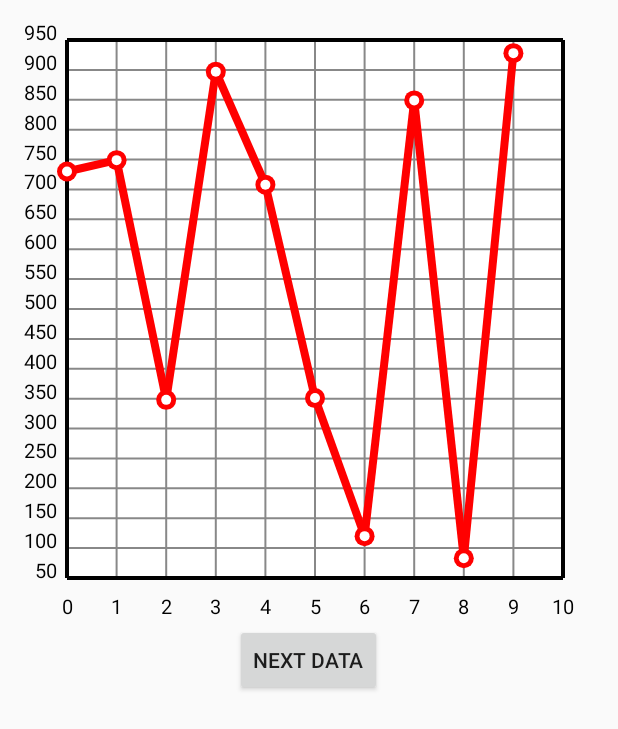
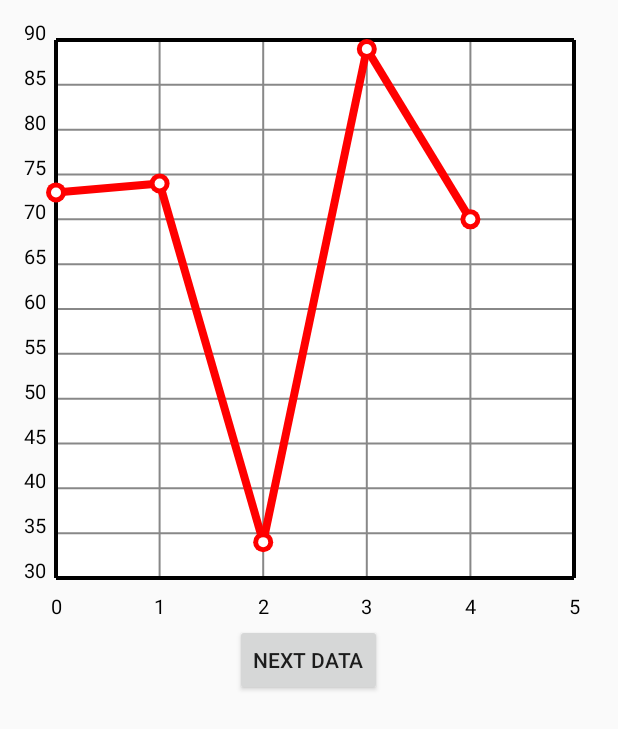
Before and after one commit to hogelog/line-chart-view, an Android app: the LineChartActivity screen opened directly, with no data from a screen before it, after a tap on "NEXT DATA", on a phone screen of 412 x 824 dp. Shown: the top 729 px of the screen. Run offline under Robolectric (Android 15) with nearby library versions, the phone set to English and light mode, and no system bars.

Commit message:
Support android 2.3

```diff
--- a/line-chart-view-demo/src/main/java/org/hogel/android/linechartviewdemo/LineChartActivity.java
+++ b/line-chart-view-demo/src/main/java/org/hogel/android/linechartviewdemo/LineChartActivity.java
@@ -9,7 +9,7 @@ import java.util.ArrayList;
 import java.util.List;
 
 public class LineChartActivity extends Activity {
-    private static final double MAX_Y = 1000;
+    private static final double MAX_Y = 100;
     private LineChartView chartView;
 
     @Override
@@ -31,7 +31,7 @@ public class LineChartActivity extends Activity {
 
     private void nextChartData() {
         List<LineChartView.Point> points = new ArrayList<>();
-        for (int i = 0; i < 10; i++) {
+        for (int i = 0; i < 5; i++) {
             int y = (int) (Math.random() * MAX_Y);
             points.add(new LineChartView.Point(i, y));
         }
--- a/line-chart-view/src/main/java/org/hogel/android/linechartview/LineChartView.java
+++ b/line-chart-view/src/main/java/org/hogel/android/linechartview/LineChartView.java
@@ -156,13 +156,13 @@ public class LineChartView extends View {
                 long maxY = getMaxY();
                 long yrange = maxY - minY;
 
-                int canvasHeight = canvas.getHeight();
+                float height = getHeight();
 
                 float left = getYLabelWidth();
                 List<Long> yLabels = getYLabels();
                 for (long y : yLabels) {
                     String label = formatYLabel(y);
-                    float yCoordinate = getYCoordinate(canvasHeight, y, minY, yrange);
+                    float yCoordinate = getYCoordinate(height, y, minY, yrange);
                     canvas.drawText(label, left, yCoordinate, labelPaint);
                 }
             }
@@ -216,17 +216,17 @@ public class LineChartView extends View {
                 long maxX = getMaxX();
                 long xrange = maxX - minX;
 
-                int canvasWidth = canvas.getWidth();
-                int canvasHeight = canvas.getHeight();
+                float width = getWidth();
+                float height = getHeight();
 
                 Rect textBounds = new Rect();
                 List<Long> xLabels = getXLabels();
                 for (long x : xLabels) {
                     String label = formatXLabel(x);
                     labelPaint.getTextBounds(label, 0, label.length(), textBounds);
-                    float xCoordinate = getXCoordinate(canvasWidth, x, minX, xrange);
-                    float height = canvasHeight - lineChartStyle.getXLabelMargin();
-                    canvas.drawText(label, xCoordinate, height, labelPaint);
+                    float xCoordinate = getXCoordinate(width, x, minX, xrange);
+                    float labelHeight = height - lineChartStyle.getXLabelMargin();
+                    canvas.drawText(label, xCoordinate, labelHeight, labelPaint);
                 }
             }
         };
@@ -280,8 +280,8 @@ public class LineChartView extends View {
                 long maxY = getMaxY();
                 long yrange = maxY - minY;
 
-                int width = canvas.getWidth();
-                int height = canvas.getHeight();
+                float width = getWidth();
+                float height = getHeight();
                 float left = getChartLeftMargin();
                 float top = getChartTopMargin();
                 float right = width - getChartRightMargin();
@@ -411,22 +411,22 @@ public class LineChartView extends View {
         return absMaxX;
     }
 
-    protected float getXCoordinate(int canvasWidth, Point point, long minX, long xrange) {
-        return getXCoordinate(canvasWidth, point.getX(), minX, xrange);
+    protected float getXCoordinate(float width, Point point, long minX, long xrange) {
+        return getXCoordinate(width, point.getX(), minX, xrange);
     }
 
-    protected float getXCoordinate(int canvasWidth, long x, long minX, long xrange) {
-        return getXCoordinate(canvasWidth, x, minX, xrange, true);
+    protected float getXCoordinate(float width, long x, long minX, long xrange) {
+        return getXCoordinate(width, x, minX, xrange, true);
     }
 
-    protected float getXCoordinate(int canvasWidth, long x, long minX, long xrange, boolean inChartArea) {
+    protected float getXCoordinate(float width, long x, long minX, long xrange, boolean inChartArea) {
         if (inChartArea) {
             float left = getChartLeftMargin();
             float right = getChartRightMargin();
             float margin = left + right;
-            return (canvasWidth - margin) * (x - minX) * 1.0f / (xrange) + left;
+            return (width - margin) * (x - minX) * 1.0f / (xrange) + left;
         } else {
-            return canvasWidth * (x - minX) * 1.0f / xrange;
+            return width * (x - minX) * 1.0f / xrange;
         }
     }
 
@@ -516,22 +516,22 @@ public class LineChartView extends View {
         return unit >= 10 ? unit / 2 : unit;
     }
 
-    protected float getYCoordinate(int canvasHeight, Point point, long minY, long yrange) {
-        return getYCoordinate(canvasHeight, point.getY(), minY, yrange);
+    protected float getYCoordinate(float height, Point point, long minY, long yrange) {
+        return getYCoordinate(height, point.getY(), minY, yrange);
     }
 
-    protected float getYCoordinate(int canvasHeight, long y, long minY, long yrange) {
-        return getYCoordinate(canvasHeight, y, minY, yrange, true);
+    protected float getYCoordinate(float height, long y, long minY, long yrange) {
+        return getYCoordinate(height, y, minY, yrange, true);
     }
 
-    protected float getYCoordinate(int canvasHeight, long y, long minY, long yrange, boolean inChartArea) {
+    protected float getYCoordinate(float height, long y, long minY, long yrange, boolean inChartArea) {
         if (inChartArea) {
             float top = getChartTopMargin();
             float bottom = getChartBottomMargin();
             float margin = top + bottom;
-            return (canvasHeight - margin) * (1.0f - (y - minY) * 1.0f / (yrange)) + top;
+            return (height - margin) * (1.0f - (y - minY) * 1.0f / (yrange)) + top;
         } else {
-            return canvasHeight * (1.0f - (y - minY) * 1.0f / yrange);
+            return height * (1.0f - (y - minY) * 1.0f / yrange);
         }
     }
 
@@ -539,11 +539,11 @@ public class LineChartView extends View {
         long maxX = getMaxX();
         long xGridUnit = getXGridUnit();
 
-        int canvasWidth = canvas.getWidth();
-        int canvasHeight = canvas.getHeight();
+        float width = getWidth();
+        float height = getHeight();
 
         float top = getChartTopMargin();
-        float bottom = canvasHeight - getChartBottomMargin();
+        float bottom = height - getChartBottomMargin();
 
         paint.setColor(lineChartStyle.getGridColor());
         paint.setStrokeWidth(lineChartStyle.getGridWidth());
@@ -551,7 +551,7 @@ public class LineChartView extends View {
         long x = calcMinGridValue(minX, xGridUnit);
 
         while (x <= maxX) {
-            float xCoordinate = getXCoordinate(canvasWidth, x, minX, xrange);
+            float xCoordinate = getXCoordinate(width, x, minX, xrange);
             canvas.drawLine(xCoordinate, bottom, xCoordinate, top, paint);
             x += xGridUnit;
         }
@@ -561,18 +561,18 @@ public class LineChartView extends View {
         long yGridUnit = getYGridUnit();
         long maxY = getMaxY();
 
-        int canvasWidth = canvas.getWidth();
-        int canvasHeight = canvas.getHeight();
+        float width = getWidth();
+        float height = getHeight();
 
         float left = getChartLeftMargin();
-        float right = canvasWidth - getChartRightMargin();
+        float right = width - getChartRightMargin();
 
         paint.setColor(lineChartStyle.getGridColor());
         paint.setStrokeWidth(lineChartStyle.getGridWidth());
 
         long y = calcMinGridValue(minY, yGridUnit);
         while (y <= maxY) {
-            float yCoordinate = getYCoordinate(canvasHeight, y, minY, yrange);
+            float yCoordinate = getYCoordinate(height, y, minY, yrange);
             canvas.drawLine(left, yCoordinate, right, yCoordinate, paint);
             y += yGridUnit;
         }
@@ -582,14 +582,14 @@ public class LineChartView extends View {
         Point prevPoint = null;
         float px = 0.0f, py = 0.0f;
 
-        int canvasWidth = canvas.getWidth();
-        int canvasHeight = canvas.getHeight();
+        float width = getWidth();
+        float height = getHeight();
 
         paint.setColor(lineChartStyle.getLineColor());
         paint.setStrokeWidth(lineChartStyle.getLineWidth());
         for (Point point : points) {
-            float x = getXCoordinate(canvasWidth, point, minX, xrange);
-            float y = getYCoordinate(canvasHeight, point, minY, yrange);
+            float x = getXCoordinate(width, point, minX, xrange);
+            float y = getYCoordinate(height, point, minY, yrange);
             if (prevPoint != null) {
                 canvas.drawLine(px, py, x, y, paint);
             }
@@ -600,12 +600,12 @@ public class LineChartView extends View {
     }
 
     protected void drawPoints(Canvas canvas, long minX, long xrange, long minY, long yrange) {
-        int canvasWidth = canvas.getWidth();
-        int canvasHeight = canvas.getHeight();
+        float width = getWidth();
+        float height = getHeight();
 
         for (Point point : points) {
-            float x = getXCoordinate(canvasWidth, point, minX, xrange);
-            float y = getYCoordinate(canvasHeight, point, minY, yrange);
+            float x = getXCoordinate(width, point, minX, xrange);
+            float y = getYCoordinate(height, point, minY, yrange);
 
             paint.setColor(lineChartStyle.getLineColor());
             canvas.drawCircle(x, y, lineChartStyle.getPointSize(), paint);
@@ -754,4 +754,10 @@ public class LineChartView extends View {
         points.add(new LineChartView.Point(7, 700));
         setPoints(points);
     }
+
+    @Override
+    protected void onSizeChanged(int w, int h, int oldw, int oldh) {
+        super.onSizeChanged(w, h, oldw, oldh);
+        updateDrawables();
+    }
 }
```
